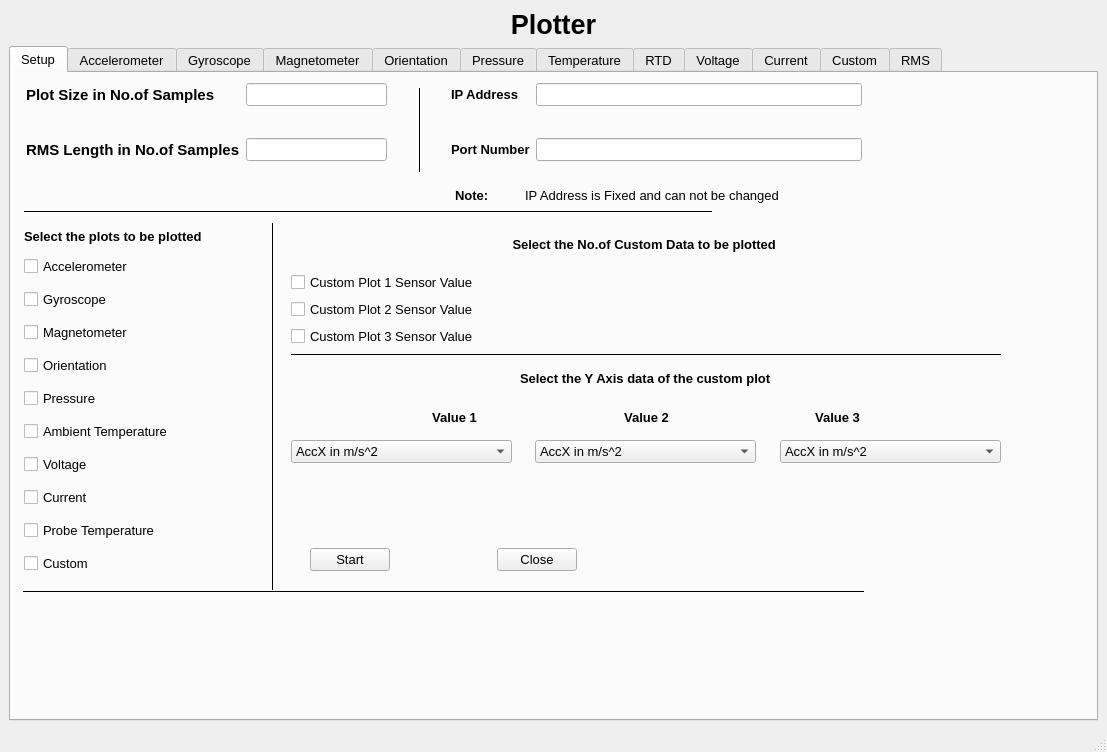
Vignesh0619/PlotterRemastered, file mainwindow.ui: the form before one commit.
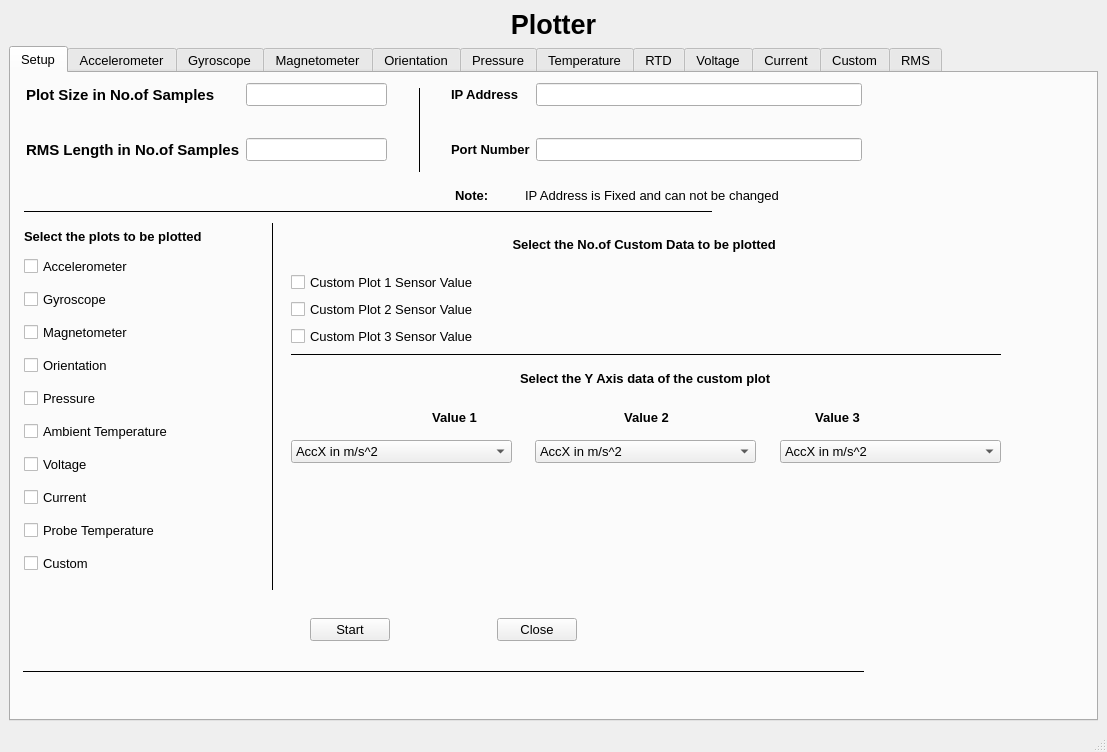
The form after the commit. The open tabs and pages were chosen to show the change. Custom widgets are drawn as their Qt base class.

```diff
--- a/mainwindow.ui
+++ b/mainwindow.ui
@@ -672,7 +672,7 @@
         <property name="geometry">
          <rect>
           <x>12</x>
-          <y>510</y>
+          <y>590</y>
           <width>841</width>
           <height>16</height>
          </rect>
@@ -691,7 +691,7 @@
         <property name="geometry">
          <rect>
           <x>12</x>
-          <y>470</y>
+          <y>540</y>
           <width>841</width>
           <height>34</height>
          </rect>
```
Left out of the diff: 4 changed lines with no effect on the pictures.
